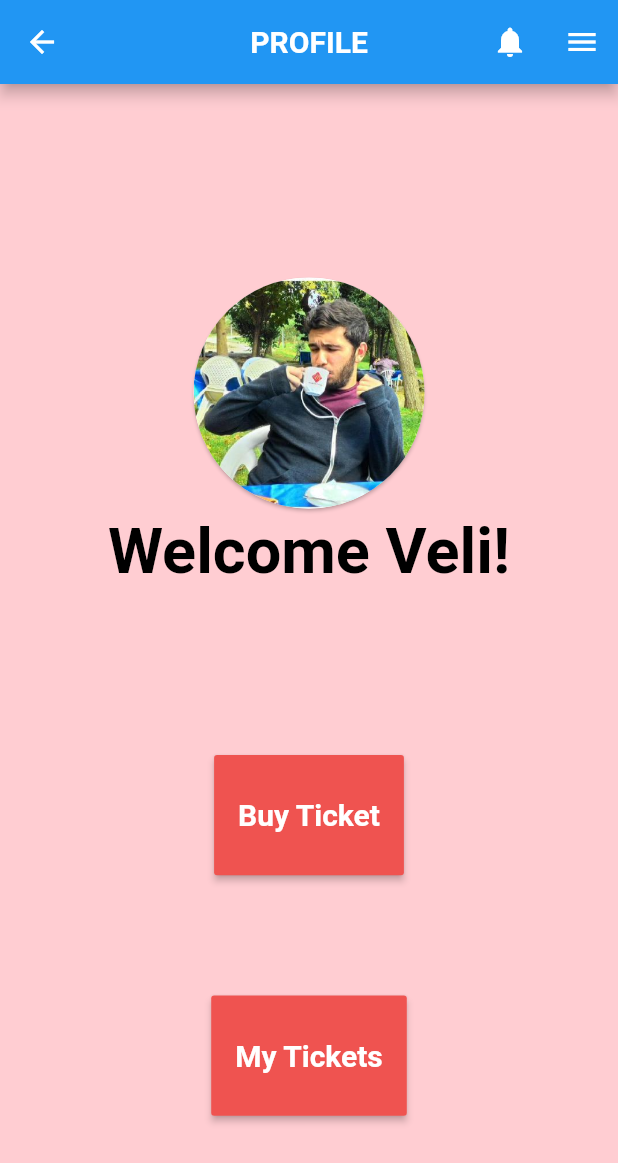
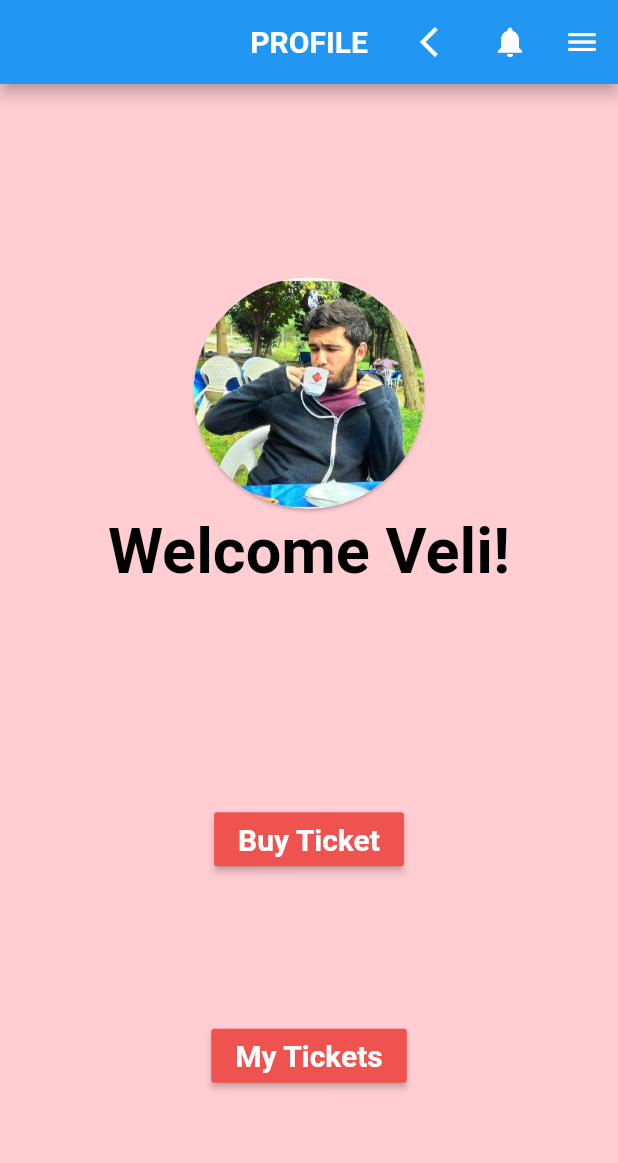
Before and after one commit to VBT-Intership/ErtugrulOzvardar-FasticketHttp, a Flutter app: the ProfilePage screen opened directly, on a phone screen of 412 x 824 dp. Shown: the top 1163 px of the screen. Run offline on Flutter 3.47's test engine with Material 2 defaults, Android fonts, the phone set to English and light mode, and no system bars.

Commit message:
IconButtons rearranged. Transition between ProfilePage-BuyTicketPage has been set.

```diff
--- a/fasticket/lib/view/profile.dart
+++ b/fasticket/lib/view/profile.dart
@@ -1,4 +1,5 @@
 import 'package:flutter/material.dart';
+import 'package:fasticket/view/buyticket.dart';
 
 
 class ProfilePage extends StatefulWidget {
@@ -25,9 +26,9 @@ class _ProfilePageState extends State<ProfilePage> {
       ),
       Expanded(flex:1, child: buildWelcomeText()),
       Spacer(flex:1),
-      Expanded(flex:1, child: buildBuyTicketButton()),
+      buildBuyTicketButton(),
       Spacer(flex:1),
-      Expanded(flex:1, child: buildMyTicketsButton()),
+      buildMyTicketsButton(),
       Spacer()
 ],
 
@@ -36,7 +37,11 @@ class _ProfilePageState extends State<ProfilePage> {
 
   RaisedButton buildMyTicketsButton() => RaisedButton(child: buildMyTicketsText(),color: Colors.red[400], splashColor: Colors.blueAccent[300],onPressed: () {},);
 
-  RaisedButton buildBuyTicketButton() => RaisedButton(child: buildBuyTicketText(),color: Colors.red[400], splashColor: Colors.blueAccent[300],onPressed: () {},);
+  RaisedButton buildBuyTicketButton() => RaisedButton(child: buildBuyTicketText(),color: Colors.red[400], splashColor: Colors.blueAccent[300],onPressed: () {
+    Navigator.push(
+              context,
+              MaterialPageRoute(builder: (context) => BuyTicket()));
+  },);
 
   Text buildMyTicketsText() => const Text("My Tickets", style: TextStyle(color: Colors.white, fontWeight: FontWeight.bold, fontSize: 20),);
 
@@ -49,12 +54,21 @@ class _ProfilePageState extends State<ProfilePage> {
   Image buildProfileImage() => Image(image: AssetImage("assets/vb.jpg"));
 
   AppBar buildProfileAppBar() {
-    return AppBar(actions: <Widget>[
-      buildAppBarNotifications(),
-      buildAppBarMenu()
+    return AppBar(
+      automaticallyImplyLeading: false,
+      actions: <Widget>[
+      Row(
+        children: [
+          buildBackButton(),
+          buildAppBarNotifications(),
+          buildAppBarMenu(),
+        ],
+      )
     ], title: buildAppBarText(), centerTitle: true,
     backgroundColor: Colors.blue[550],);
   }
+
+  IconButton buildBackButton() => IconButton(icon: Icon(Icons.arrow_back_ios), color: Colors.white,onPressed: (){Navigator.pop(context);});
 
   IconButton buildAppBarNotifications() => IconButton(icon: Icon(Icons.notifications), onPressed: () {},);
   IconButton buildAppBarMenu() => IconButton(icon: Icon(Icons.menu), onPressed: () {},);
```
Also changed, not shown: fasticket/lib/view/buyticket.dart (added, +22 -0 lines).
